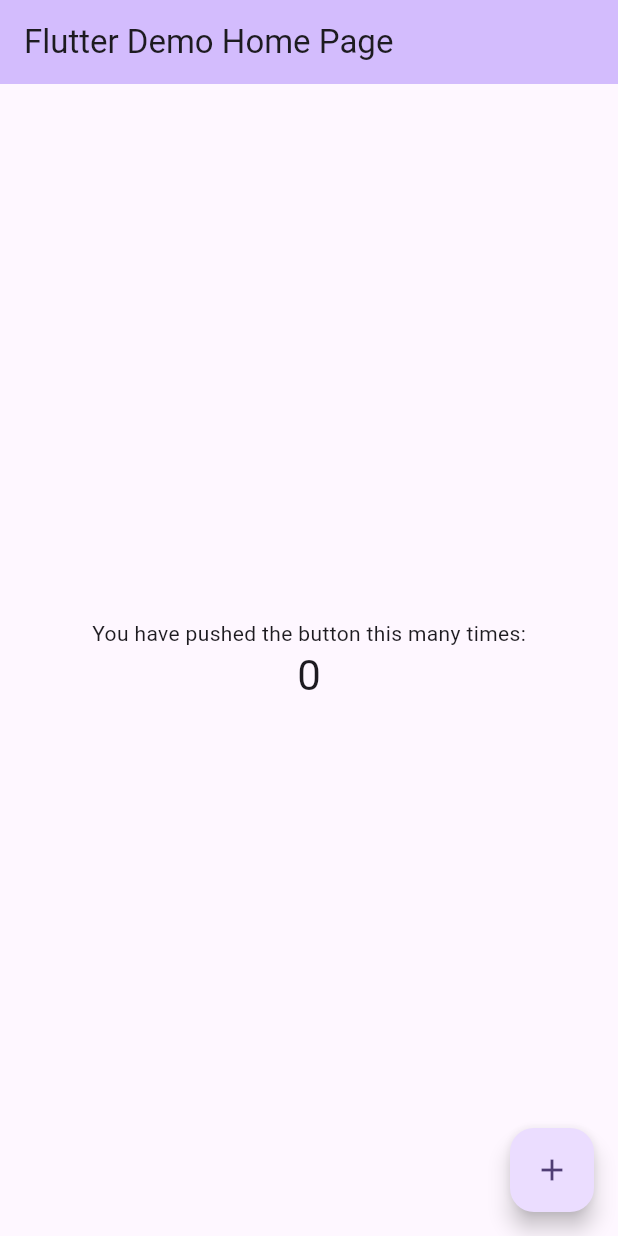
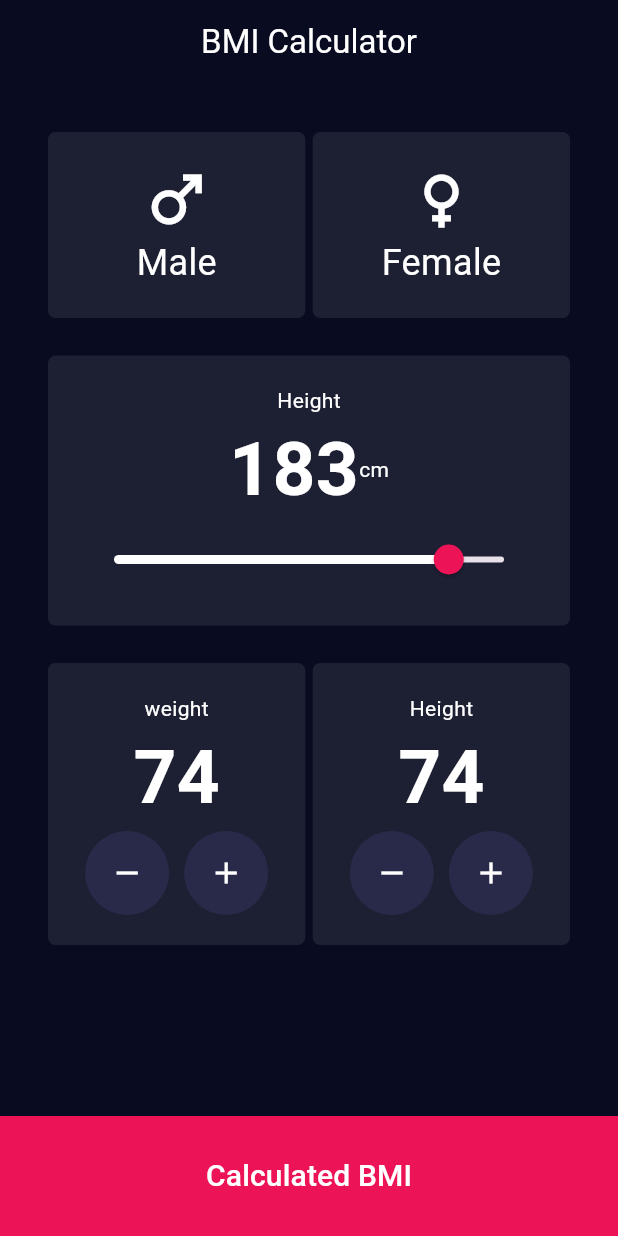
Before and after one commit to Supun200110/bmi_calc, a Flutter app: the screen it shows after launch, on a phone screen of 412 x 824 dp. Run offline on Flutter 3.47's test engine with Material 3 defaults, Android fonts, the light colour scheme and no system bars.

Commit message:
creating UI 🖌️

```diff
--- /dev/null
+++ b/lib/bmi_calc.dart
@@ -0,0 +1,197 @@
+import 'package:bmi_cal/constants.dart';
+import 'package:flutter/material.dart';
+
+class BMICalculatorPage extends StatefulWidget {
+  const BMICalculatorPage({super.key});
+
+  @override
+  State<BMICalculatorPage> createState() => _BMICalculatorPageState();
+}
+
+class _BMICalculatorPageState extends State<BMICalculatorPage> {
+  @override
+  Widget build(BuildContext context) {
+    return Scaffold(
+      appBar: AppBar(
+        backgroundColor: kBackgroundColor,
+        foregroundColor: kActiveTextColor,
+        title: Center(child: const Text('BMI Calculator')),
+      ),
+      backgroundColor: kBackgroundColor,
+      body: Container(
+
+        width: double.infinity,
+        child: Column(
+          mainAxisAlignment: MainAxisAlignment.start,
+          crossAxisAlignment: CrossAxisAlignment.center,
+          children:[
+            Padding(
+              padding: const EdgeInsets.all(32),
+              child: Column(
+                children: [
+                  Row(
+                    mainAxisAlignment: MainAxisAlignment.center,
+                    children: [
+                      Expanded(
+                        flex:10,
+                        child: Container(
+                          decoration: kTileBorderDecoration,
+                          padding:EdgeInsets.all(20),
+                          child: const Column(
+                            children: [Icon(Icons.male, size:50 ,color: kActiveTextColor,),Text("Male",
+                            style: TextStyle(fontSize: 24,color:kActiveTextColor, ),
+                            )
+                            ],
+                          ),
+                        ),
+                      ),
+
+                    const SizedBox(width: 5,),
+                    Expanded(
+                      flex: 10,
+                      child: Container(
+                        decoration: kTileBorderDecoration,
+                        padding:const EdgeInsets.all(20),
+                        child: const Column(
+                            children: [Icon(Icons.female, size: 50,color: kActiveTextColor,),Text("Female",
+                            style: TextStyle(fontSize: 24,color: kActiveTextColor),)],
+                          ),
+                      ),
+                    ),
+
+                    ],
+                  ),
+                  SizedBox(height: 25,),
+                  Container(
+                    decoration: kTileBorderDecoration,
+                    padding: const EdgeInsets.all(20),
+                    child: Column(
+                      children: [
+                       const Text("Height", style: TextStyle(color:kActiveTextColor), ),
+                        Row(
+                          mainAxisAlignment: MainAxisAlignment.center,
+                          children: [
+                            const Text( "183",
+                            style: TextStyle(
+                              color: kActiveTextColor,
+                              fontSize:50,
+                              fontWeight:FontWeight.bold, )),
+                            Text("cm" ,style:TextStyle(color: kActiveTextColor)),
+                          ],
+                        ),
+
+                        Slider(
+                          min:80,
+                          max:200,
+                          value:183,
+                          onChanged: (value){},
+                          thumbColor: kButtonColor,
+                          activeColor: Colors.white,
+                          ),
+                      ],
+                    ),
+                  ),
+                  SizedBox(height: 25,),
+
+                  Row(
+                    mainAxisAlignment: MainAxisAlignment.center,
+                    children: [
+                      Expanded(
+                        child: Container(
+                          decoration: kTileBorderDecoration,
+                          padding:const EdgeInsets.all(20) ,
+                          child: Column(children: [
+                            Text("weight", style: TextStyle(color: kActiveTextColor,),),
+                            Text("74", style: TextStyle(fontSize:50, fontWeight:FontWeight.bold,color: kActiveTextColor,),
+                            ),
+                            Row(
+                              mainAxisAlignment: MainAxisAlignment.center,
+                              children: [
+                                FloatingActionButton(
+                                  elevation: 0,
+                                  backgroundColor: kScaleButtonColor,
+                                  shape: ShapeBorder.lerp(
+                                    CircleBorder(), CircleBorder(), 0.5,
+                                    ),
+                                  onPressed: (){},
+                                  child: Icon(Icons.remove,color: kActiveTextColor,),
+                                  ),
+                                   SizedBox(width: 10,),
+                                   FloatingActionButton(
+                                  elevation: 0,
+                                  backgroundColor: kScaleButtonColor,
+                                  shape: ShapeBorder.lerp(
+                                    CircleBorder(), CircleBorder(), 0.5,
+                                    ),
+                                  onPressed: (){},
+                                  child: Icon(Icons.add,color: kActiveTextColor,),
+                                  )
+                              ],
+                            ),
+
+                          ],),
+                        ),
+                      ),
+                      SizedBox(width:5,),
+                       Expanded(
+                         child: Container(
+                          decoration: kTileBorderDecoration,
+                          padding: EdgeInsets.all(20),
+                           child: Column(children: [
+                            Text("Height", style: TextStyle(color: kActiveTextColor)),
+                            Text("74", style: TextStyle(fontSize:50, fontWeight:FontWeight.bold, color: kActiveTextColor),
+                            ),
+                            Row(
+                              mainAxisAlignment: MainAxisAlignment.center,
+                              children: [
+                                FloatingActionButton(
+                                  elevation: 0,
+                                  backgroundColor: kScaleButtonColor,
+                                  shape: ShapeBorder.lerp(
+                                    CircleBorder(), CircleBorder(), 0.5,
+                                    ),
+                                  onPressed: (){},
+                                  child: Icon(Icons.remove,color: kActiveTextColor,),
+                                  ),
+                                  SizedBox(width: 10,),
+                                   FloatingActionButton(
+                                  elevation: 0,
+                                  backgroundColor: kScaleButtonColor,
+                                  shape: ShapeBorder.lerp(
+                                    CircleBorder(), CircleBorder(), 0.5,
+                                    ),
+                                  onPressed: (){},
+                                  child: Icon(Icons.add, color: kActiveTextColor,),
+                                  )
+                              ],
+                            ),
+
+                              ],),
+                         ),
+                       ),
+                    ],
+                  )
+                ],
+                ),
+            ),
+              SizedBox(height: 25,),
+              Spacer(),
+            Row(
+              children: [
+                Expanded(
+                  child: TextButton(
+                    style: TextButton.styleFrom(
+                      backgroundColor: kButtonColor,
+                      shape: RoundedRectangleBorder(),
+                      minimumSize: const Size(double.infinity,80 ),
+                    ),
+                    onPressed: (){}, child: Text("Calculated BMI", style: TextStyle(fontSize: 20,color: kActiveTextColor),)),
+                ),
+              ],
+            )
+          ],
+        ),
+      ),
+    );
+  }
+}
--- /dev/null
+++ b/lib/constants.dart
@@ -0,0 +1,12 @@
+import 'package:flutter/material.dart';
+
+const kTileColor = Color(0xFF1D1F33);
+const kActiveTextColor = Color(0xFFFFFFFF);
+const kInactiveTileColor = Color(0xFF8D8E98);
+const kScaleButtonColor = Color.fromARGB(255, 41, 42, 73);
+const kBackgroundColor = Color(0xff090C20);
+var kTileBorderDecoration = BoxDecoration(
+  borderRadius: BorderRadius.circular(5),
+  color: kTileColor,
+);
+const kButtonColor = Color(0xFFEC1356);
--- a/lib/main.dart
+++ b/lib/main.dart
@@ -1,3 +1,4 @@
+import 'package:bmi_cal/bmi_calc.dart';
 import 'package:flutter/material.dart';
 
 void main() {
@@ -12,111 +13,11 @@ class MyApp extends StatelessWidget {
   Widget build(BuildContext context) {
     return MaterialApp(
       title: 'Flutter Demo',
+      debugShowCheckedModeBanner: false,
       theme: ThemeData(
-        // This is the theme of your application.
-        //
-        // TRY THIS: Try running your application with "flutter run". You'll see
-        // the application has a purple toolbar. Then, without quitting the app,
-        // try changing the seedColor in the colorScheme below to Colors.green
-        // and then invoke "hot reload" (save your changes or press the "hot
-        // reload" button in a Flutter-supported IDE, or press "r" if you used
-        // the command line to start the app).
-        //
-        // Notice that the counter didn't reset back to zero; the application
-        // state is not lost during the reload. To reset the state, use hot
-        // restart instead.
-        //
-        // This works for code too, not just values: Most code changes can be
-        // tested with just a hot reload.
         colorScheme: .fromSeed(seedColor: Colors.deepPurple),
       ),
-      home: const MyHomePage(title: 'Flutter Demo Home Page'),
+      home: const BMICalculatorPage(),
     );
   }
 }
-
-class MyHomePage extends StatefulWidget {
-  const MyHomePage({super.key, required this.title});
-
-  // This widget is the home page of your application. It is stateful, meaning
-  // that it has a State object (defined below) that contains fields that affect
-  // how it looks.
-
-  // This class is the configuration for the state. It holds the values (in this
-  // case the title) provided by the parent (in this case the App widget) and
-  // used by the build method of the State. Fields in a Widget subclass are
-  // always marked "final".
-
-  final String title;
-
-  @override
-  State<MyHomePage> createState() => _MyHomePageState();
-}
-
-class _MyHomePageState extends State<MyHomePage> {
-  int _counter = 0;
-
-  void _incrementCounter() {
-    setState(() {
-      // This call to setState tells the Flutter framework that something has
-      // changed in this State, which causes it to rerun the build method below
-      // so that the display can reflect the updated values. If we changed
-      // _counter without calling setState(), then the build method would not be
-      // called again, and so nothing would appear to happen.
-      _counter++;
-    });
-  }
-
-  @override
-  Widget build(BuildContext context) {
-    // This method is rerun every time setState is called, for instance as done
-    // by the _incrementCounter method above.
-    //
-    // The Flutter framework has been optimized to make rerunning build methods
-    // fast, so that you can just rebuild anything that needs updating rather
-    // than having to individually change instances of widgets.
-    return Scaffold(
-      appBar: AppBar(
-        // TRY THIS: Try changing the color here to a specific color (to
-        // Colors.amber, perhaps?) and trigger a hot reload to see the AppBar
-        // change color while the other colors stay the same.
-        backgroundColor: Theme.of(context).colorScheme.inversePrimary,
-        // Here we take the value from the MyHomePage object that was created by
-        // the App.build method, and use it to set our appbar title.
-        title: Text(widget.title),
-      ),
-      body: Center(
-        // Center is a layout widget. It takes a single child and positions it
-        // in the middle of the parent.
-        child: Column(
-          // Column is also a layout widget. It takes a list of children and
-          // arranges them vertically. By default, it sizes itself to fit its
-          // children horizontally, and tries to be as tall as its parent.
-          //
-          // Column has various properties to control how it sizes itself and
-          // how it positions its children. Here we use mainAxisAlignment to
-          // center the children vertically; the main axis here is the vertical
-          // axis because Columns are vertical (the cross axis would be
-          // horizontal).
-          //
-          // TRY THIS: Invoke "debug painting" (choose the "Toggle Debug Paint"
-          // action in the IDE, or press "p" in the console), to see the
-          // wireframe for each widget.
-          mainAxisAlignment: .center,
-          children: [
-            const Text('You have pushed the button this many times:'),
-            Text(
-              '$_counter',
-              style: Theme.of(context).textTheme.headlineMedium,
-            ),
-          ],
-        ),
-      ),
-      floatingActionButton: FloatingActionButton(
-        onPressed: _incrementCounter,
-        tooltip: 'Increment',
-        child: const Icon(Icons.add),
-      ),
-    );
-  }
-}
```
